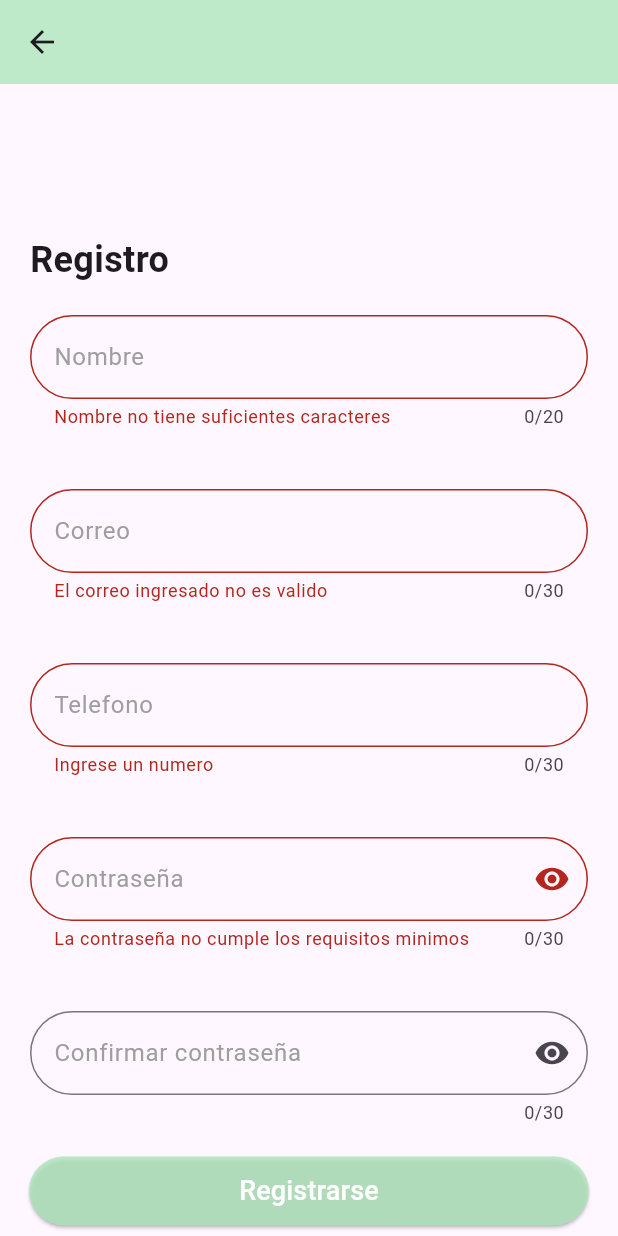
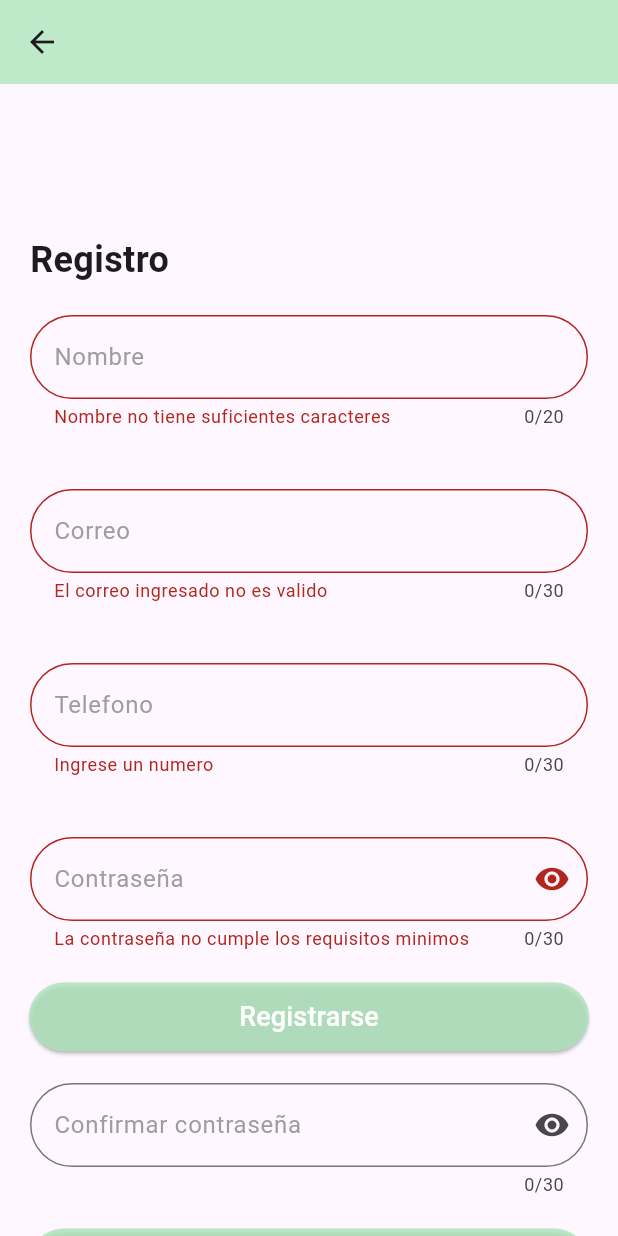
Before and after one commit to fernando527/Booki, a Flutter app: the Registro screen opened by its route, after a tap on "Registrarse", on a phone screen of 412 x 824 dp. Run offline on Flutter 3.47's test engine with Material 3 defaults, Android fonts, the phone set to English and light mode, and no system bars; our stand-ins replace cloud_firestore, firebase_core, get; accounts and stored records are empty.

Commit message:
registro edicion

```diff
--- a/lib/paginas/registro.dart
+++ b/lib/paginas/registro.dart
@@ -1,4 +1,5 @@
 import 'package:booki/models/usuarios.dart';
+import 'package:booki/paginas/principal.dart';
 import 'package:cloud_firestore/cloud_firestore.dart';
 import 'package:flutter/material.dart';
 import 'package:booki/widgets/my_text_field.dart';
@@ -25,11 +26,11 @@ class _RegistroState extends State<Registro> {
   bool hidePW = true;
 
   @override
-  void initState() {
-    super.initState();
-    hidePW = true;
+  void registerUser() {
+    if (_formKey.currentState!.validate()) {
+      print("Usuario registrado: ${nameController.text}, ${emailController.text}");
+    }
   }
-
   @override
   void dispose() {
     nameController.dispose();
@@ -78,6 +79,32 @@ class _RegistroState extends State<Registro> {
   //   }
   //   return null;
   // }
+
+   Future<void> _registerUser() async {
+    if (_formKey.currentState!.validate()) {
+      final usuario = Usuarios(
+        correo: emailController.text,
+        nombre: nameController.text,
+      );
+
+      // Guardar datos en Firestore
+      final docRef = FirebaseFirestore.instance
+          .collection("usuarios")
+          .withConverter(
+            fromFirestore: Usuarios.fromFirestore,
+            toFirestore: (Usuarios usuario, options) => usuario.toFirestore(),
+          );
+      await docRef.add(usuario);
+
+      // Navegar a la pantalla principal
+      Navigator.pushReplacement(
+        context,
+        MaterialPageRoute(
+          builder: (context) => Principal(usuario: usuario),
+        ),
+      );
+    }
+  }
 
   @override
   Widget build(BuildContext context) {
@@ -128,8 +155,7 @@ class _RegistroState extends State<Registro> {
                   if (phone == null || phone.isEmpty) {
                     return "Ingrese un numero";
                   } else {
-                    if ((phone[0] != '3' || phone[0] != '9') &&
-                        phone.length != 8) {
+                    if (phone.length != 8) {
                       return "Numero ingresado no es valido";
                     }
                   }
@@ -163,6 +189,24 @@ class _RegistroState extends State<Registro> {
                 ),
               ),
 
+              Align(
+                alignment: Alignment.center,
+                child: ElevatedButton(
+                  onPressed: _registerUser,
+                  style: ElevatedButton.styleFrom(
+                    backgroundColor: const Color.fromARGB(200, 173, 230, 187),
+                    shape: RoundedRectangleBorder(
+                      borderRadius: BorderRadius.circular(30),
+                    ),
+                    padding: const EdgeInsets.symmetric(horizontal: 140, vertical: 10),
+                  ),
+                  child: const Text(
+                    "Registrarse",
+                    style: TextStyle(color: Colors.white, fontSize: 18),
+                  ),
+                ),
+              ),
+
               MyTextField(
                 maxLength: 30,
                 hidePW: hidePW,
@@ -185,6 +229,7 @@ class _RegistroState extends State<Registro> {
                   },
                 ),
               ),
+
               Align(
                 alignment: Alignment.center,
                 child: ElevatedButton(
@@ -202,6 +247,7 @@ class _RegistroState extends State<Registro> {
                       await docRef.add(usuario);
                     }
                   },
+
                   style: ElevatedButton.styleFrom(
                       backgroundColor: Color.fromARGB(200, 173, 230, 187),
                       shape: RoundedRectangleBorder(
--- a/lib/paginas/screens/perfil.dart
+++ b/lib/paginas/screens/perfil.dart
@@ -1,10 +1,11 @@
+import 'package:booki/models/usuarios.dart';
 import 'package:booki/paginas/configuracion.dart';
 import 'package:booki/paginas/historiasPage.dart';
 import 'package:flutter/material.dart';
 import 'package:get/get.dart';
 
 class Perfil extends StatelessWidget {
-  const Perfil({super.key});
+  const Perfil({super.key, required Usuarios usuario});
 
   @override
   Widget build(BuildContext context) {
```
Also changed, not shown: lib/paginas/principal.dart (+21 -11 lines).
